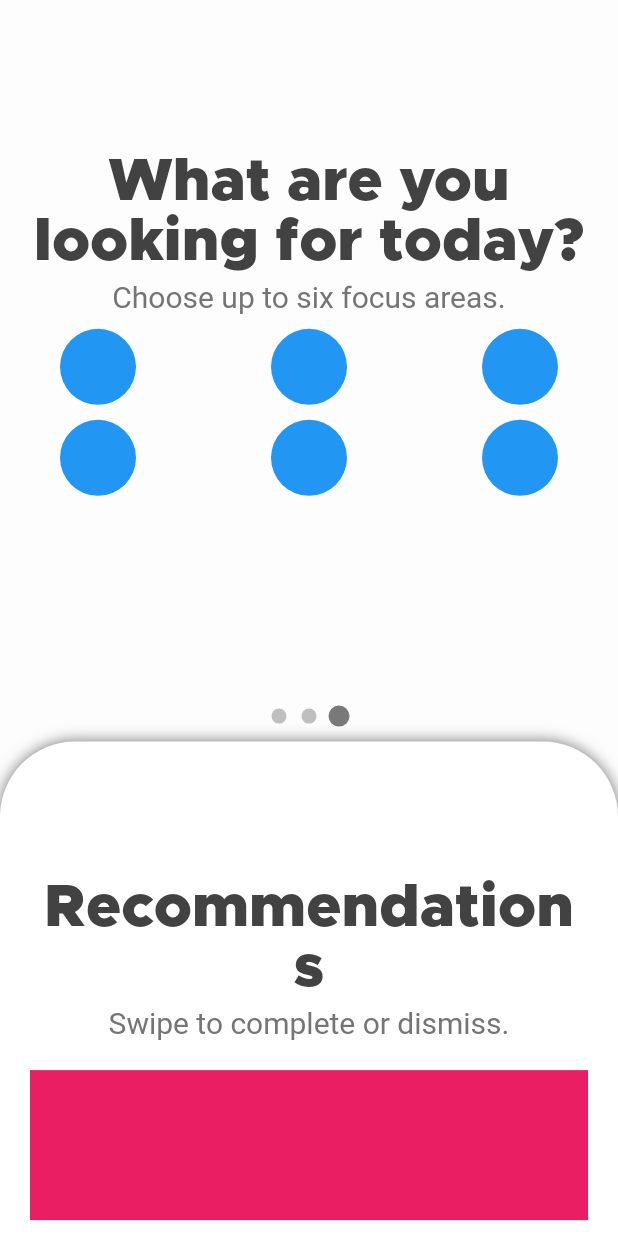
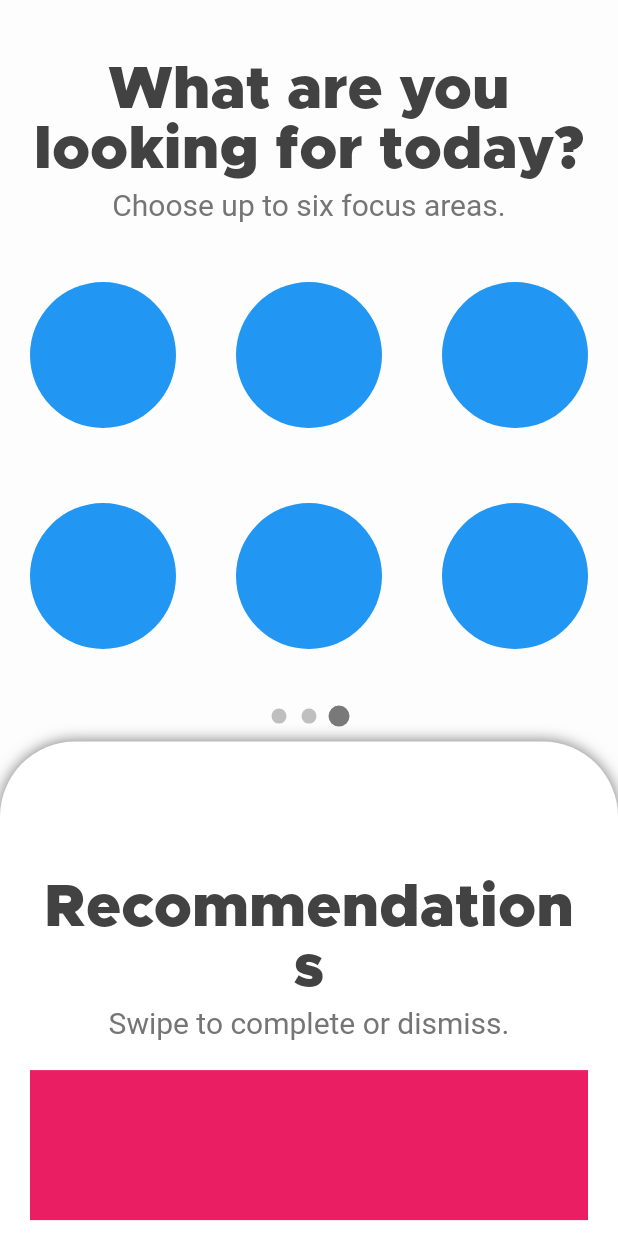
Before and after one commit to rice-apps/psy.cl-v1, a Flutter app: the screen it shows after launch, swiped to page 3, on a phone screen of 412 x 824 dp. Run offline on Flutter 3.47's test engine with Material 2 defaults, Android fonts, the phone set to English and light mode, and no system bars; drawn by our look-alikes of sliding_up_panel, smooth_page_indicator; our stand-ins replace table_calendar.

Commit message:
Updated grid styling

```diff
--- a/lib/src/features/recommendation/recommendation_page.dart
+++ b/lib/src/features/recommendation/recommendation_page.dart
@@ -30,12 +30,12 @@ class Recommendation extends StatelessWidget {
           textAlign: TextAlign.center,
         ),
         SizedBox(
-          height: 200,
+          height: 340,
           child: GridView.count(
             crossAxisCount: 3,
-            padding: const EdgeInsets.only(top: 10, left: 40, right: 40),
-            crossAxisSpacing: 90,
-            mainAxisSpacing: 10,
+            padding: const EdgeInsets.only(top: 40, left: 20, right: 20),
+            crossAxisSpacing: 40,
+            mainAxisSpacing: 50,
             physics: NeverScrollableScrollPhysics(),
             children: [
               //Replace containers with functional filter buttons
```
